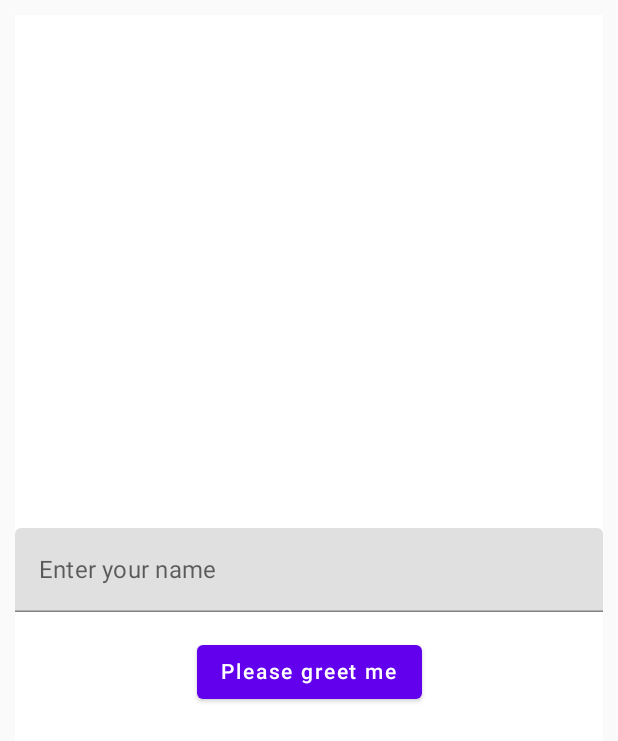
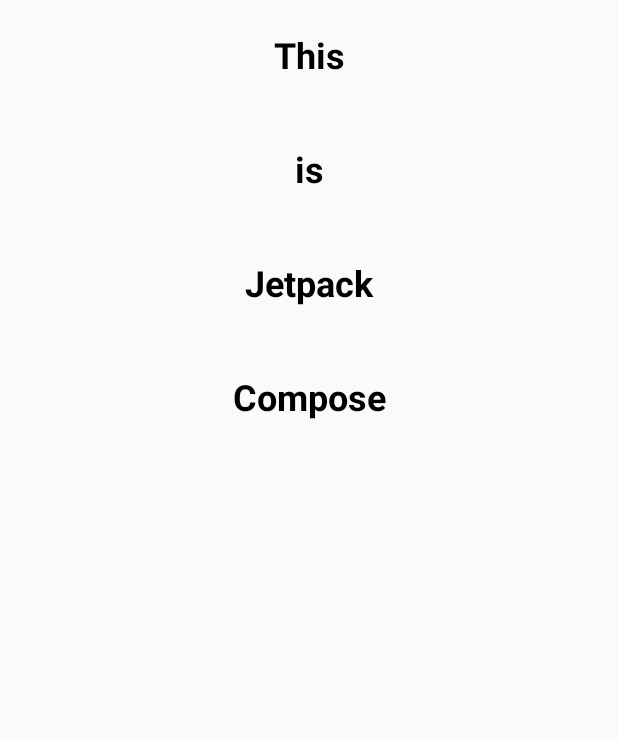
Before and after one commit to fcenesiz/compose-practices, an Android app built with Jetpack Compose: the screen it shows after launch (MainActivity), on a phone screen of 412 x 824 dp. Shown: the top 741 px of the screen. Run offline under Robolectric (Android 15) with nearby library versions, the phone set to English and light mode, and no system bars.

Commit message:
lists and recyclerview equivalent on compose

```diff
--- /dev/null
+++ b/app/src/main/java/com/fcenesiz/compose_practices/ListExample01.kt
@@ -0,0 +1,55 @@
+package com.fcenesiz.compose_practices
+
+import androidx.compose.foundation.layout.fillMaxWidth
+import androidx.compose.foundation.layout.padding
+import androidx.compose.foundation.lazy.LazyColumn
+import androidx.compose.foundation.lazy.itemsIndexed
+import androidx.compose.material.Text
+import androidx.compose.runtime.Composable
+import androidx.compose.ui.Modifier
+import androidx.compose.ui.text.font.FontWeight
+import androidx.compose.ui.text.style.TextAlign
+import androidx.compose.ui.unit.dp
+import androidx.compose.ui.unit.sp
+
+@Composable
+fun ContentListExample() {
+    ListExample02()
+}
+
+@Composable
+fun ListExample01() {
+    LazyColumn{
+        items(500){
+            Text(
+                text = "Item $it",
+                fontSize = 24.sp,
+                fontWeight = FontWeight.Bold,
+                textAlign = TextAlign.Center,
+                modifier = Modifier
+                    .fillMaxWidth()
+                    .padding(vertical = 24.dp)
+            )
+        }
+    }
+}
+
+// recyclerview equivalent on compose
+@Composable
+fun ListExample02() {
+    LazyColumn{
+        itemsIndexed(
+            listOf("This", "is", "Jetpack", "Compose")
+        ){ index, string ->
+            Text(
+                text = string,
+                fontSize = 24.sp,
+                fontWeight = FontWeight.Bold,
+                textAlign = TextAlign.Center,
+                modifier = Modifier
+                    .fillMaxWidth()
+                    .padding(vertical = 24.dp)
+            )
+        }
+    }
+}
--- a/app/src/main/java/com/fcenesiz/compose_practices/MainActivity.kt
+++ b/app/src/main/java/com/fcenesiz/compose_practices/MainActivity.kt
@@ -24,7 +24,7 @@ class MainActivity : ComponentActivity() {
     override fun onCreate(savedInstanceState: Bundle?) {
         super.onCreate(savedInstanceState)
         setContent {
-            ContentTextfieldButtonSnackbar()
+            ContentListExample()
         }
     }
 }
```
